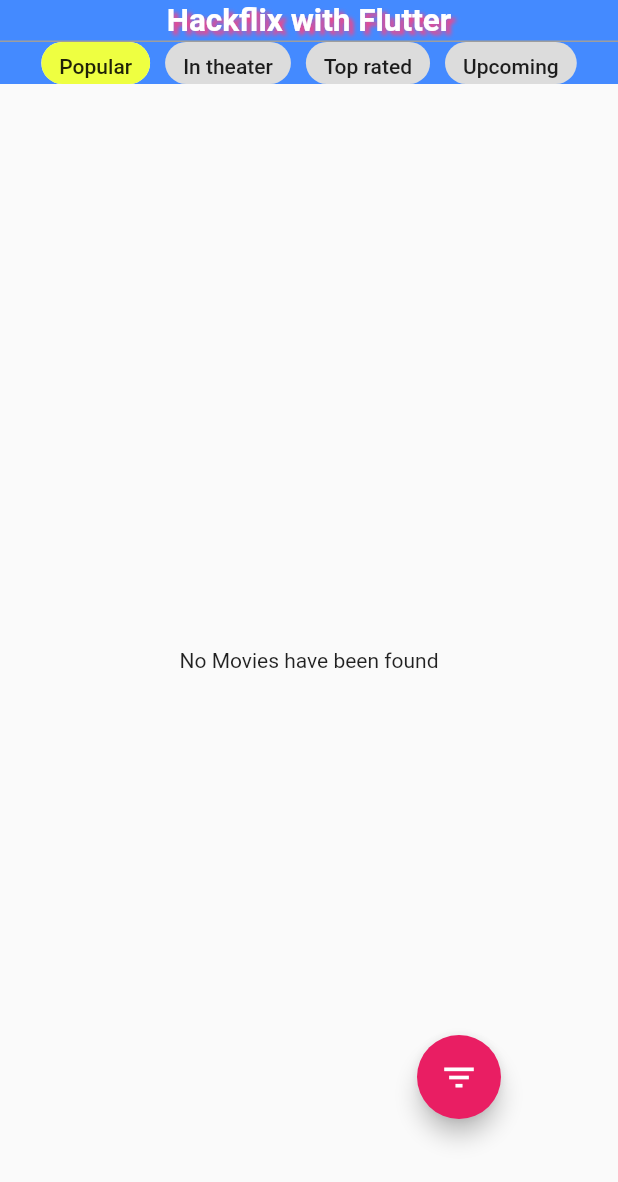
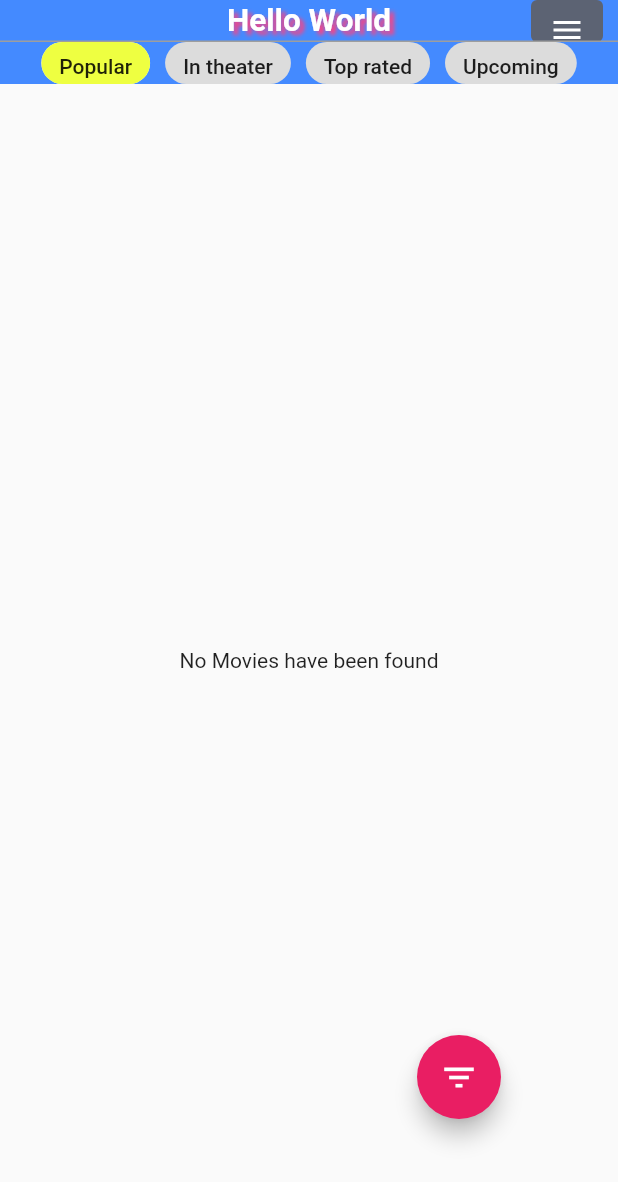
Before and after one commit to RifautAlexis/hackflix-with-flutter, a Flutter app: the screen it shows after launch, on a phone screen of 412 x 824 dp. Shown: the top 1182 px of the screen. Run offline on Flutter 3.47's test engine with Material 2 defaults, Android fonts, the phone set to English and light mode, and no system bars; our stand-ins replace dio, flutter_svg, get; network calls fail.

Commit message:
Add translations + language picker

```diff
--- a/lib/bindings/home_binding.dart
+++ b/lib/bindings/home_binding.dart
@@ -1,11 +1,13 @@
 import 'package:get/get.dart';
 import 'package:hackflix/controllers/backbone_controller.dart';
 import 'package:hackflix/controllers/home_controller.dart';
+import 'package:hackflix/controllers/language_controller.dart';
 
 class HomeBind extends Bindings {
   @override
   void dependencies() {
     Get.lazyPut<HomeController>(() => HomeController());
     Get.lazyPut<BackboneController>(() => BackboneController());
+    Get.lazyPut<LanguageController>(() => LanguageController());
   }
 }
--- /dev/null
+++ b/lib/data/language.dart
@@ -0,0 +1,40 @@
+import 'package:flutter/material.dart';
+
+class Language {
+  String language;
+  String region;
+  String flagPath;
+  String label;
+  Locale locale;
+
+  Language({@required this.language, @required this.region, @required this.flagPath, @required this.label, @required this.locale});
+
+  Language.initializer() {
+    this.language = "en";
+    this.region = "US";
+    this.flagPath = "assets/flags/english.svg";
+    this.label = "english";
+    this.locale = Locale('en', 'US');
+  }
+
+  getLanguageCode() {
+    return "${language}_$region";
+  }
+
+  static final List<Language> languages = [
+    Language(
+      language: "en",
+      region: "US",
+      flagPath: 'assets/flags/english.svg',
+      label: "english",
+      locale: Locale('en', 'US'),
+    ),
+    Language(
+      language: "fr",
+      region: "BE",
+      flagPath: 'assets/flags/french.svg',
+      label: "french",
+      locale: Locale('fr', 'BE'),
+    ),
+  ];
+}
--- a/lib/main.dart
+++ b/lib/main.dart
@@ -1,6 +1,7 @@
 import 'package:flutter/material.dart';
 import 'package:get/get.dart';
 import 'package:hackflix/routes.dart';
+import 'package:hackflix/translations/translations.dart';
 
 void main() {
   runApp(
@@ -12,6 +13,9 @@ void main() {
       initialRoute: '/',
       getPages: routes,
       // unknownRoute: GetPage(name: '/notfound', page: () => UnknownRoutePage()),
+      translations: TextTransaltions(),
+      locale: Get.deviceLocale,
+      fallbackLocale: Locale('en', 'UK'),
     )
   );
 }
--- a/lib/screens/home/home.dart
+++ b/lib/screens/home/home.dart
@@ -6,6 +6,8 @@ import 'package:hackflix/data/filter.dart';
 import 'package:hackflix/screens/home/animated_filter.dart';
 import 'package:hackflix/screens/home/preview_movie.dart';
 import 'package:hackflix/widgets/backbone.dart';
+import 'package:hackflix/widgets/custom_appbar.dart';
+import 'package:hackflix/widgets/dropdown_lang.dart';
 
 class Home extends StatelessWidget {
   final BackboneController backboneController = Get.find();
@@ -13,7 +15,7 @@ class Home extends StatelessWidget {
 
   @override
   Widget build(context) => Backbone(
-        appbarSubWidget: _buildAppbarSubWidget(),
+        appBar: _buildAppBar(),
         body: Obx(
           () => homeController.movies.isNotEmpty
               ? GridView.builder(
@@ -41,6 +43,11 @@ class Home extends StatelessWidget {
         ),
         floatingActionButtonLocation: FloatingActionButtonLocation.endFloat,
       );
+
+  CustomAppbar _buildAppBar() => CustomAppbar(
+    middleText: 'HELLO_WORLD'.tr,
+    appbarSubWidget: _buildAppbarSubWidget(),
+  );
 
   Widget _buildAppbarSubWidget() {
     return Obx(
--- /dev/null
+++ b/lib/translations/translations.dart
@@ -0,0 +1,17 @@
+import 'package:get/get.dart';
+
+class TextTransaltions extends Translations {
+
+  @override
+  Map<String, Map<String, String>> get keys => {
+        'fr_BE': {
+          'HELLO_WORLD': 'Hello le Monde',
+        },
+        'en_US': {
+          'HELLO_WORLD': 'Hello World',
+        },
+        'de_DE': {
+          'HELLO_WORLD': 'Hallo Welt',
+        }
+      };
+}
--- a/lib/widgets/backbone.dart
+++ b/lib/widgets/backbone.dart
@@ -1,26 +1,33 @@
 import 'package:flutter/material.dart';
+import 'package:flutter/services.dart';
 import 'package:hackflix/widgets/custom_appbar.dart';
 
 class Backbone extends StatelessWidget {
-  const Backbone({@required this.body, this.floatingActionButton, this.floatingActionButtonLocation, this.appbarSubWidget});
+  const Backbone(
+      {@required this.body,
+      this.floatingActionButton,
+      this.floatingActionButtonLocation,
+      this.appBar});
 
   final Widget body;
   final Widget floatingActionButton;
   final FloatingActionButtonLocation floatingActionButtonLocation;
-  final Widget appbarSubWidget;
+  final CustomAppbar appBar;
 
   @override
   Widget build(BuildContext context) {
-    return Scaffold(
+    SystemChrome.setSystemUIOverlayStyle(SystemUiOverlayStyle(
+        statusBarColor: Colors.red, statusBarBrightness: Brightness.light));
+    return SafeArea(
+        child: Scaffold(
       appBar: PreferredSize(
         preferredSize: Size.fromHeight(kToolbarHeight),
-        child: CustomAppbar(appbarSubWidget: appbarSubWidget),
+        child: appBar,
       ),
-      body: SafeArea(
-        child: this.body,
-      ),
+      body: this.body,
       floatingActionButton: floatingActionButton,
       floatingActionButtonLocation: floatingActionButtonLocation,
+        ),
     );
   }
 }
--- a/lib/widgets/custom_appbar.dart
+++ b/lib/widgets/custom_appbar.dart
@@ -1,12 +1,17 @@
 import 'package:flutter/material.dart';
+import 'package:flutter_svg/flutter_svg.dart';
 import 'package:get/get.dart';
 import 'package:hackflix/controllers/backbone_controller.dart';
+import 'package:hackflix/widgets/dropdown_lang.dart';
+import 'package:hackflix/data/language.dart';
 
 class CustomAppbar extends GetView<BackboneController> {
   final Widget appbarSubWidget;
+  final String middleText;
+  final List<Widget> actions;
 
-  CustomAppbar({this.appbarSubWidget});
-
+  CustomAppbar(
+      {this.middleText, this.appbarSubWidget, this.actions = const []});
 
   @override
   Widget build(BuildContext context) {
@@ -29,7 +34,7 @@ class CustomAppbar extends GetView<BackboneController> {
                         height: 0,
                       ),
                 middle: Text(
-                  "Hackflix with Flutter",
+                  middleText,
                   style: TextStyle(
                     color: Colors.white,
                     fontWeight: FontWeight.bold,
@@ -40,6 +45,16 @@ class CustomAppbar extends GetView<BackboneController> {
                         color: Colors.pinkAccent,
                         blurRadius: 3.0,
                       )
+                    ],
+                  ),
+                ),
+                trailing: Padding(
+                  padding: EdgeInsets.only(right: 10),
+                  child: Row(
+                    mainAxisSize: MainAxisSize.min,
+                    children: [
+                      ...actions,
+                      DropdownLanguage(),
                     ],
                   ),
                 ),
--- /dev/null
+++ b/lib/widgets/dropdown_lang.dart
@@ -0,0 +1,215 @@
+import 'package:flutter/material.dart';
+import 'package:flutter_svg/flutter_svg.dart';
+import 'package:get/get.dart';
+import 'package:hackflix/controllers/language_controller.dart';
+import 'package:hackflix/data/language.dart';
+
+// class DropdownLanguage extends GetView<LanguageController> {
+//   const DropdownLanguage({Key key}) : super(key: key);
+
+//   @override
+//   Widget build(BuildContext context) {
+//     return Obx(
+//       () => Container(
+//         width: 50,
+//         child: DropdownButton<Language>(
+//           // isExpanded: true,
+//           // value: controller.currentLanguage.value,
+//           icon: Icon(icon)
+//           items: Language.languages
+//               .map<DropdownMenuItem<Language>>((Language language) {
+//             return DropdownMenuItem<Language>(
+//               value: language,
+//               child: Row(
+//                   mainAxisAlignment: MainAxisAlignment.spaceAround,
+//                   children: [
+//                     ConstrainedBox(
+//                       constraints: BoxConstraints(
+//                         maxHeight: 25,
+//                         maxWidth: 25,
+//                       ),
+//                       child: SvgPicture.asset(
+//                         language.flagPath,
+//                         semanticsLabel: language.label,
+//                       ),
+//                     ),
+//                     Text(language.label),
+//                   ]),
+//             );
+//           }).toList(),
+//           onChanged: (Language value) => controller.setLanguage(value),
+//         ),
+//       ),
+//     );
+//   }
+// }
+
+class DropdownLanguage extends StatefulWidget {
+  const DropdownLanguage({
+    Key key,
+  })  : super(key: key);
+  @override
+  _DropdownLanguageState createState() => _DropdownLanguageState();
+}
+
+class _DropdownLanguageState extends State<DropdownLanguage>
+    with SingleTickerProviderStateMixin {
+  GlobalKey _key;
+  final LanguageController languageController = Get.find();
+  bool isMenuOpen = false;
+  Offset buttonPosition;
+  Size buttonSize;
+  OverlayEntry _overlayEntry;
+  BorderRadius _borderRadius = BorderRadius.circular(4);
+  AnimationController _animationController;
+  final Color backgroundColor = Color(0xFFF67C0B9);
+  final Color iconColor = Colors.black;
+  final List<SvgPicture> flags = Language.languages
+        .map<SvgPicture>(
+          (e) => SvgPicture.asset(
+            e.flagPath,
+            semanticsLabel: e.label,
+          ),
+        )
+        .toList();
+
+  @override
+  void initState() {
+    _animationController = AnimationController(
+      vsync: this,
+      duration: Duration(milliseconds: 250),
+    );
+    _key = LabeledGlobalKey("button_icon");
+    super.initState();
+  }
+
+  @override
+  void dispose() {
+    _animationController.dispose();
+    super.dispose();
+  }
+
+  findButton() {
+    RenderBox renderBox = _key.currentContext.findRenderObject();
+    buttonSize = renderBox.size;
+    buttonPosition = renderBox.localToGlobal(Offset.zero);
+  }
+
+  void closeMenu() {
+    _overlayEntry.remove();
+    _animationController.reverse();
+    isMenuOpen = !isMenuOpen;
+  }
+
+  void openMenu() {
+    findButton();
+    _animationController.forward();
+    _overlayEntry = _overlayEntryBuilder();
+    Overlay.of(context).insert(_overlayEntry);
+    isMenuOpen = !isMenuOpen;
+  }
+
+  @override
+  Widget build(BuildContext context) {
+    return Container(
+      key: _key,
+      decoration: BoxDecoration(
+        color: Color(0xFFF5C6373),
+        borderRadius: _borderRadius,
+      ),
+      child: IconButton(
+        icon: AnimatedIcon(
+          icon: AnimatedIcons.menu_close,
+          progress: _animationController,
+        ),
+        color: Colors.white,
+        onPressed: () {
+          if (isMenuOpen) {
+            closeMenu();
+          } else {
+            openMenu();
+          }
+        },
+      ),
+    );
+  }
+
+  OverlayEntry _overlayEntryBuilder() {
+    return OverlayEntry(
+      builder: (context) {
+        return Positioned(
+          top: buttonPosition.dy + buttonSize.height,
+          left: buttonPosition.dx,
+          width: buttonSize.width,
+          child: Material(
+            color: Colors.transparent,
+            child: Stack(
+              children: <Widget>[
+                Align(
+                  alignment: Alignment.topCenter,
+                  child: ClipPath(
+                    clipper: ArrowClipper(),
+                    child: Container(
+                      width: 17,
+                      height: 17,
+                      color: backgroundColor ?? Color(0xFFF),
+                    ),
+                  ),
+                ),
+                Padding(
+                  padding: const EdgeInsets.only(top: 15.0),
+                  child: Container(
+                    height: flags.length * buttonSize.height,
+                    decoration: BoxDecoration(
+                      color: backgroundColor,
+                      borderRadius: _borderRadius,
+                    ),
+                    child: Theme(
+                      data: ThemeData(
+                        iconTheme: IconThemeData(
+                          color: iconColor,
+                        ),
+                      ),
+                      child: Column(
+                        mainAxisSize: MainAxisSize.min,
+                        children: List.generate(flags.length, (index) {
+                          return GestureDetector(
+                            onTap: () {
+                              languageController.setLanguage(Language.languages[index]);
+                              closeMenu();
+                            },
+                            child: Container(
+                              width: buttonSize.width,
+                              height: buttonSize.height,
+                              child: flags[index],
+                            ),
+                          );
+                        }),
+                      ),
+                    ),
+                  ),
+                ),
+              ],
+            ),
+          ),
+        );
+      },
+    );
+  }
+}
+
+class ArrowClipper extends CustomClipper<Path> {
+  @override
+  Path getClip(Size size) {
+    Path path = Path();
+    path.moveTo(0, size.height);
+    path.lineTo(size.width / 2, size.height / 2);
+    path.lineTo(size.width, size.height);
+    return path;
+  }
+
+  @override
+  bool shouldReclip(CustomClipper<Path> oldClipper) {
+    return true;
+  }
+}
--- a/pubspec.yaml
+++ b/pubspec.yaml
@@ -25,6 +25,7 @@ dependencies:
     sdk: flutter
   get: ^3.24.0
   dio: ^3.0.10
+  flutter_svg: ^0.20.0-nullsafety.3
 
   # The following adds the Cupertino Icons font to your application.
   # Use with the CupertinoIcons class for iOS style icons.
@@ -49,6 +50,8 @@ flutter:
   # assets:
   #   - images/a_dot_burr.jpeg
   #   - images/a_dot_ham.jpeg
+  assets:
+    - assets/flags/
 
   # An image asset can refer to one or more resolution-specific "variants", see
   # https://flutter.dev/assets-and-images/#resolution-aware.
```
Also changed, not shown: lib/controllers/language_controller.dart (added, +18 -0 lines), assets/flags/english.svg (added), assets/flags/french.svg (added), pubspec.lock, 1 other file.
